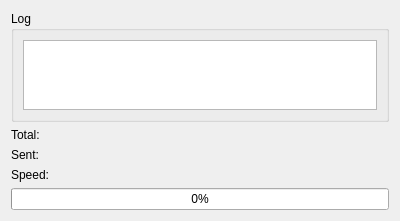
First picture: the form in src/upload/ui/uploadpage.ui, repository hippich/recorditnow, before the edit.
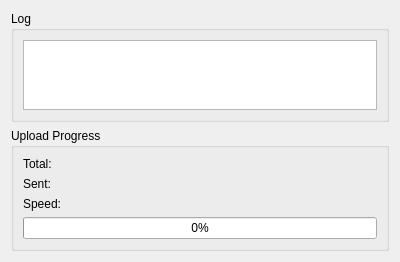
Second picture: the form after the edit. Custom widgets are drawn as their Qt base class.

Patch:
```diff
--- a/src/upload/ui/uploadpage.ui
+++ b/src/upload/ui/uploadpage.ui
@@ -7,7 +7,7 @@
     <x>0</x>
     <y>0</y>
     <width>400</width>
-    <height>207</height>
+    <height>235</height>
    </rect>
   </property>
   <property name="windowTitle">
@@ -19,11 +19,8 @@
   <attribute name="pageId">
    <string notr="true">3</string>
   </attribute>
-  <layout class="QFormLayout" name="formLayout">
-   <property name="fieldGrowthPolicy">
-    <enum>QFormLayout::ExpandingFieldsGrow</enum>
-   </property>
-   <item row="0" column="0" colspan="2">
+  <layout class="QVBoxLayout" name="verticalLayout_2">
+   <item>
     <widget class="QGroupBox" name="groupBox">
      <property name="title">
       <string>Log</string>
@@ -35,49 +32,41 @@
      </layout>
     </widget>
    </item>
-   <item row="1" column="0">
+   <item>
+    <widget class="QGroupBox" name="groupBox_2">
+     <property name="title">
+      <string>Upload Progress</string>
+     </property>
+     <layout class="QFormLayout" name="formLayout_2">
+      <item row="0" column="0">
     <widget class="QLabel" name="label">
      <property name="text">
       <string>Total:</string>
      </property>
     </widget>
    </item>
-   <item row="1" column="1">
+      <item row="0" column="1">
     <widget class="QLabel" name="totalLabel">
      <property name="text">
       <string/>
      </property>
     </widget>
    </item>
-   <item row="3" column="0">
+      <item row="1" column="0">
     <widget class="QLabel" name="label_3">
      <property name="text">
       <string>Sent:</string>
      </property>
     </widget>
    </item>
-   <item row="3" column="1">
-    <widget class="QLabel" name="sentLabel">
-     <property name="text">
-      <string/>
-     </property>
-    </widget>
-   </item>
-   <item row="5" column="0">
+      <item row="2" column="0">
     <widget class="QLabel" name="label_5">
      <property name="text">
       <string>Speed:</string>
      </property>
     </widget>
    </item>
-   <item row="5" column="1">
-    <widget class="QLabel" name="speedLabel">
-     <property name="text">
-      <string/>
-     </property>
-    </widget>
-   </item>
-   <item row="7" column="0" colspan="2">
+      <item row="3" column="0" colspan="2">
     <widget class="QProgressBar" name="progressBar">
      <property name="value">
       <number>0</number>
@@ -85,6 +74,23 @@
      <property name="format">
       <string notr="true">%p%</string>
      </property>
+       </widget>
+      </item>
+      <item row="1" column="1">
+       <widget class="QLabel" name="sentLabel">
+        <property name="text">
+         <string/>
+        </property>
+       </widget>
+      </item>
+      <item row="2" column="1">
+       <widget class="QLabel" name="speedLabel">
+        <property name="text">
+         <string/>
+        </property>
+       </widget>
+      </item>
+     </layout>
     </widget>
    </item>
   </layout>
```
Left out of the diff: 2 changed lines with no effect on the pictures. Lines whose indentation alone changed are shown as unchanged.
